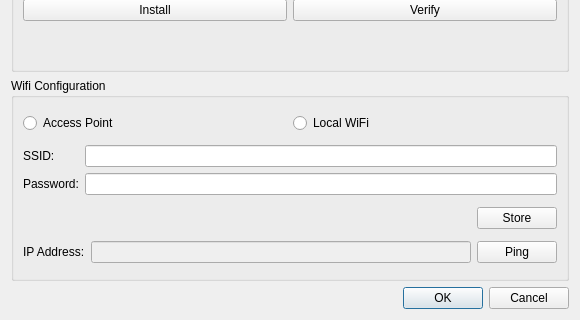
Qt form SOURCES/dspControl/src/DialogSettings.ui (freeDSP/freeDSP-aurora) before a commit; both pictures show x 0 to 580 and y 143 to 463 of the 580 by 463 pixel window.
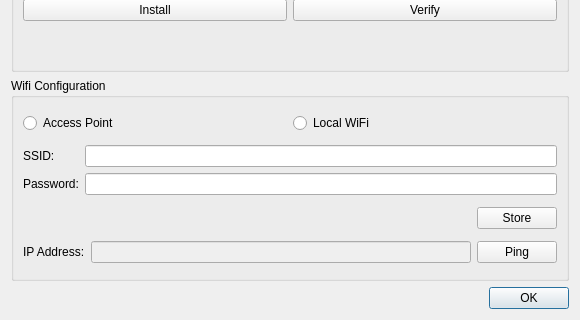
The same form after that commit.

Commit message: Wifi operations block GUI

What changed in the file:
```diff
--- a/SOURCES/dspControl/src/DialogSettings.ui
+++ b/SOURCES/dspControl/src/DialogSettings.ui
@@ -168,7 +168,7 @@
       <enum>Qt::Horizontal</enum>
      </property>
      <property name="standardButtons">
-      <set>QDialogButtonBox::Cancel|QDialogButtonBox::Ok</set>
+      <set>QDialogButtonBox::Ok</set>
      </property>
     </widget>
    </item>
```
The commit also changes 6 other files.
